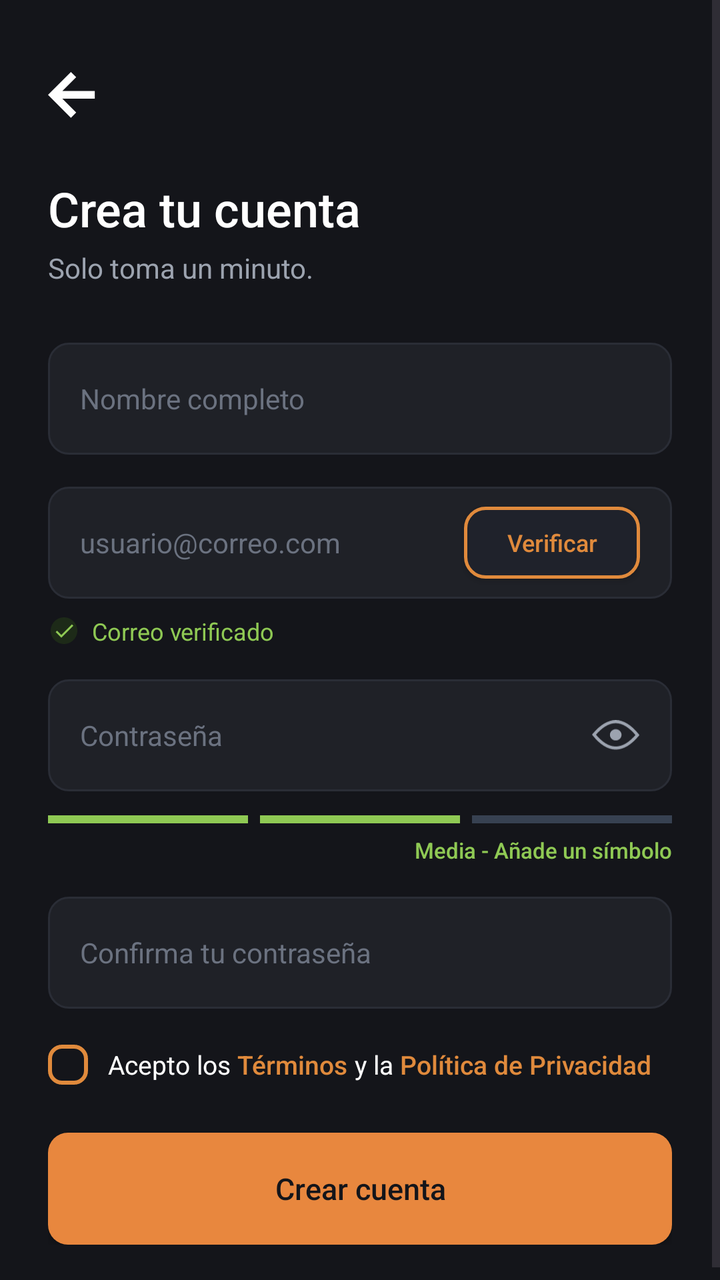
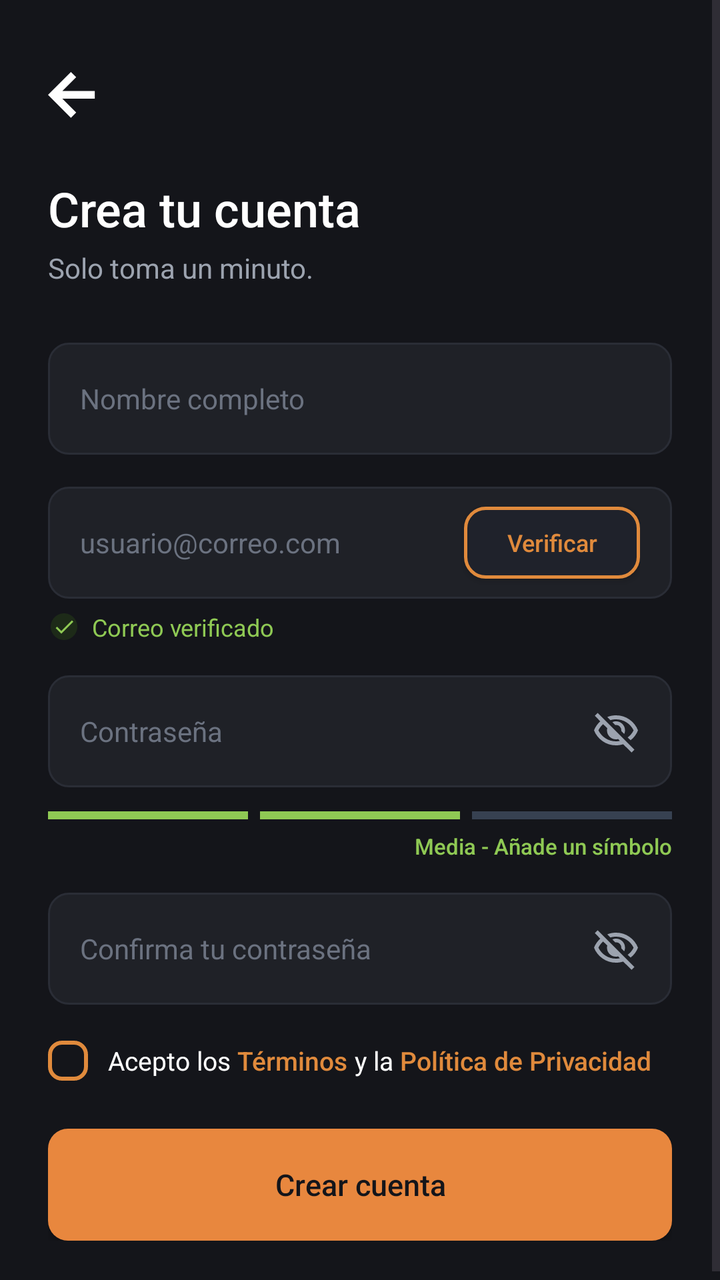

Compare the two renders of this Android layout. The source of the first and the diff that turns it into the second are given below.
<!-- AndroidManifest.xml: application theme Theme.MyApplication -->
<!-- res/layout/activity_register.xml -->
<?xml version="1.0" encoding="utf-8"?>
<ScrollView xmlns:android="http://schemas.android.com/apk/res/android"
    xmlns:app="http://schemas.android.com/apk/res-auto"
    xmlns:tools="http://schemas.android.com/tools"
    android:layout_width="match_parent"
    android:layout_height="match_parent"
    android:background="#14151A"
    android:fillViewport="true">

    <androidx.constraintlayout.widget.ConstraintLayout
        android:layout_width="match_parent"
        android:layout_height="wrap_content"
        android:paddingHorizontal="24dp"
        android:paddingTop="36dp"
        android:paddingBottom="24dp">

        
        <ImageView
            android:id="@+id/btnBack"
            android:layout_width="24dp"
            android:layout_height="24dp"
            android:src="@drawable/flecha"
            app:layout_constraintStart_toStartOf="parent"
            app:layout_constraintTop_toTopOf="parent"
            app:tint="#FFFFFF" />

        
        <TextView
            android:id="@+id/tvTitle"
            android:layout_width="wrap_content"
            android:layout_height="wrap_content"
            android:layout_marginTop="28dp"
            android:fontFamily="sans-serif-medium"
            android:text="Crea tu cuenta"
            android:textColor="#FFFFFF"
            android:textSize="24sp"
            app:layout_constraintStart_toStartOf="parent"
            app:layout_constraintTop_toBottomOf="@id/btnBack" />

        <TextView
            android:id="@+id/tvSubtitle"
            android:layout_width="wrap_content"
            android:layout_height="wrap_content"
            android:layout_marginTop="4dp"
            android:text="Solo toma un minuto."
            android:textColor="#9CA3AF"
            android:textSize="14sp"
            app:layout_constraintStart_toStartOf="parent"
            app:layout_constraintTop_toBottomOf="@id/tvTitle" />

        
        <EditText
            android:id="@+id/etFullName"
            android:layout_width="match_parent"
            android:layout_height="56dp"
            android:layout_marginTop="28dp"
            android:background="@drawable/bg_security_badge"
            android:hint="Nombre completo"
            android:inputType="textPersonName"
            android:paddingHorizontal="16dp"
            android:textColor="#FFFFFF"
            android:textColorHint="#6B7280"
            android:textSize="14sp"
            app:layout_constraintTop_toBottomOf="@id/tvSubtitle" />

        
        <androidx.constraintlayout.widget.ConstraintLayout
            android:id="@+id/layoutEmailContainer"
            android:layout_width="match_parent"
            android:layout_height="56dp"
            android:layout_marginTop="16dp"
            android:background="@drawable/bg_security_badge"
            android:paddingHorizontal="16dp"
            app:layout_constraintTop_toBottomOf="@id/etFullName">

            <EditText
                android:id="@+id/etEmail"
                android:layout_width="0dp"
                android:layout_height="match_parent"
                android:background="@null"
                android:hint="usuario@correo.com"
                android:inputType="textEmailAddress"
                android:textColor="#FFFFFF"
                android:textColorHint="#6B7280"
                android:textSize="14sp"
                app:layout_constraintEnd_toStartOf="@id/btnVerify"
                app:layout_constraintStart_toStartOf="parent" />

            
            <androidx.appcompat.widget.AppCompatButton
                android:id="@+id/btnVerify"
                android:layout_width="wrap_content"
                android:layout_height="36dp"
                android:background="@drawable/bg_button_orange_border"
                android:fontFamily="sans-serif-medium"
                android:paddingHorizontal="16dp"
                android:text="Verificar"
                android:textAllCaps="false"
                android:textColor="#E08A3C"
                android:textSize="12sp"
                app:backgroundTint="@null"
                app:layout_constraintBottom_toBottomOf="parent"
                app:layout_constraintEnd_toEndOf="parent"
                app:layout_constraintTop_toTopOf="parent" />
        </androidx.constraintlayout.widget.ConstraintLayout>

        
        <LinearLayout
            android:id="@+id/layoutEmailVerified"
            android:layout_width="wrap_content"
            android:layout_height="wrap_content"
            android:layout_marginTop="8dp"
            android:gravity="center_vertical"
            android:orientation="horizontal"
            app:layout_constraintStart_toStartOf="parent"
            app:layout_constraintTop_toBottomOf="@id/layoutEmailContainer">

            <ImageView
                android:layout_width="16dp"
                android:layout_height="16dp"
                android:src="@drawable/ic_check_circle" />

            <TextView
                android:layout_width="wrap_content"
                android:layout_height="wrap_content"
                android:layout_marginStart="6dp"
                android:text="Correo verificado"
                android:textColor="#8FC954"
                android:textSize="12sp" />
        </LinearLayout>

        
        <androidx.constraintlayout.widget.ConstraintLayout
            android:id="@+id/layoutPasswordContainer"
            android:layout_width="match_parent"
            android:layout_height="56dp"
            android:layout_marginTop="16dp"
            android:background="@drawable/bg_security_badge"
            android:paddingHorizontal="16dp"
            app:layout_constraintTop_toBottomOf="@id/layoutEmailVerified">

            <EditText
                android:id="@+id/etPassword"
                android:layout_width="0dp"
                android:layout_height="match_parent"
                android:background="@null"
                android:hint="Contraseña"
                android:inputType="textPassword"
                android:textColor="#FFFFFF"
                android:textColorHint="#6B7280"
                android:textSize="14sp"
                app:layout_constraintEnd_toStartOf="@id/ivTogglePassword"
                app:layout_constraintStart_toStartOf="parent" />

            <ImageView
                android:id="@+id/ivTogglePassword"
                android:layout_width="24dp"
                android:layout_height="24dp"
                android:src="@drawable/ojo"
                app:layout_constraintBottom_toBottomOf="parent"
                app:layout_constraintEnd_toEndOf="parent"
                app:layout_constraintTop_toTopOf="parent"
                app:tint="#9CA3AF" />
        </androidx.constraintlayout.widget.ConstraintLayout>

        
        <LinearLayout
            android:id="@+id/layoutPasswordStrength"
            android:layout_width="match_parent"
            android:layout_height="wrap_content"
            android:layout_marginTop="12dp"
            android:orientation="horizontal"
            app:layout_constraintTop_toBottomOf="@id/layoutPasswordContainer">

            <View
                android:layout_width="0dp"
                android:layout_height="4dp"
                android:layout_marginEnd="6dp"
                android:layout_weight="1"
                android:background="#8FC954" />

            <View
                android:layout_width="0dp"
                android:layout_height="4dp"
                android:layout_marginEnd="6dp"
                android:layout_weight="1"
                android:background="#8FC954" />

            <View
                android:layout_width="0dp"
                android:layout_height="4dp"
                android:layout_weight="1"
                android:background="#374151" />
        </LinearLayout>

        <TextView
            android:id="@+id/tvStrengthHint"
            android:layout_width="wrap_content"
            android:layout_height="wrap_content"
            android:layout_marginTop="6dp"
            android:fontFamily="sans-serif-medium"
            android:text="Media - Añade un símbolo"
            android:textColor="#8FC954"
            android:textSize="11sp"
            app:layout_constraintEnd_toEndOf="parent"
            app:layout_constraintTop_toBottomOf="@id/layoutPasswordStrength" />

        
        <EditText
            android:id="@+id/etConfirmPassword"
            android:layout_width="match_parent"
            android:layout_height="56dp"
            android:layout_marginTop="16dp"
            android:background="@drawable/bg_security_badge"
            android:hint="Confirma tu contraseña"
            android:inputType="textPassword"
            android:paddingHorizontal="16dp"
            android:textColor="#FFFFFF"
            android:textColorHint="#6B7280"
            android:textSize="14sp"
            app:layout_constraintTop_toBottomOf="@id/tvStrengthHint" />

        
        <LinearLayout
            android:id="@+id/layoutTerms"
            android:layout_width="match_parent"
            android:layout_height="wrap_content"
            android:layout_marginTop="18dp"
            android:gravity="center_vertical"
            android:orientation="horizontal"
            app:layout_constraintTop_toBottomOf="@id/etConfirmPassword">

            <CheckBox
                android:id="@+id/cbTerms"
                android:layout_width="20dp"
                android:layout_height="20dp"
                android:button="@drawable/custom_checkbox"
                app:buttonTint="#E08A3C"
                app:useMaterialThemeColors="false" />

            <TextView
                android:layout_width="wrap_content"
                android:layout_height="wrap_content"
                android:layout_marginStart="10dp"
                android:text="Acepto los "
                android:textColor="#FFFFFF"
                android:textSize="13sp" />

            <TextView
                android:layout_width="wrap_content"
                android:layout_height="wrap_content"
                android:fontFamily="sans-serif-medium"
                android:text="Términos"
                android:textColor="#E08A3C"
                android:textSize="13sp" />

            <TextView
                android:layout_width="wrap_content"
                android:layout_height="wrap_content"
                android:text=" y la "
                android:textColor="#FFFFFF"
                android:textSize="13sp" />

            <TextView
                android:layout_width="wrap_content"
                android:layout_height="wrap_content"
                android:fontFamily="sans-serif-medium"
                android:text="Política de Privacidad"
                android:textColor="#E08A3C"
                android:textSize="13sp" />
        </LinearLayout>

        
        <androidx.appcompat.widget.AppCompatButton
            android:id="@+id/btnCreateAccount"
            android:layout_width="match_parent"
            android:layout_height="56dp"
            android:layout_marginTop="24dp"
            android:background="@drawable/bg_primary_button"
            android:fontFamily="sans-serif-medium"
            android:text="Crear cuenta"
            android:textAllCaps="false"
            android:textColor="#14151A"
            android:textSize="15sp"
            app:backgroundTint="@null"
            app:layout_constraintTop_toBottomOf="@id/layoutTerms" />

    </androidx.constraintlayout.widget.ConstraintLayout>
</ScrollView>
<!-- resources referenced by this layout -->
<resources>
  <!-- drawable bg_button_orange_border (drawable) -->
  <?xml version="1.0" encoding="utf-8"?>
  <shape xmlns:android="http://schemas.android.com/apk/res/android"
      android:shape="rectangle">
  
      
      <solid android:color="#1F222B" />
  
      
      <corners android:radius="10dp" />
  
      
      <stroke
          android:width="1.5dp"
          android:color="#E08A3C" />
  
  </shape>
  <!-- drawable bg_primary_button (drawable) -->
  <?xml version="1.0" encoding="utf-8"?>
  <shape xmlns:android="http://schemas.android.com/apk/res/android"
      android:shape="rectangle">
      <corners android:radius="10dp" />
      <solid android:color="#E8873E" />
  </shape>
  <!-- drawable bg_security_badge (drawable) -->
  <?xml version="1.0" encoding="utf-8"?>
  <shape xmlns:android="http://schemas.android.com/apk/res/android"
      android:shape="rectangle">
      <solid android:color="#1F2127" />
      <stroke
          android:width="1dp"
          android:color="#2A2D36" />
      <corners android:radius="10dp" />
  </shape>
  <!-- drawable custom_checkbox (drawable) -->
  <?xml version="1.0" encoding="utf-8"?>
  <selector xmlns:android="http://schemas.android.com/apk/res/android">
      
      <item android:state_checked="true">
          <shape android:shape="rectangle">
              <solid android:color="#E08A3C" />
              <corners android:radius="6dp" />
              <size android:width="20dp" android:height="20dp" />
          </shape>
      </item>
  
      
      <item>
          <shape android:shape="rectangle">
              <solid android:color="@android:color/transparent" />
              <stroke android:width="2dp" android:color="#E08A3C" />
              <corners android:radius="6dp" />
              <size android:width="20dp" android:height="20dp" />
          </shape>
      </item>
  </selector>
  <!-- drawable flecha (drawable) -->
  <vector xmlns:android="http://schemas.android.com/apk/res/android"
      android:width="15dp"
      android:height="15dp"
      android:viewportWidth="15"
      android:viewportHeight="15">
    <path
        android:pathData="M7.159,14.318L0,7.159L7.159,-0L8.807,1.633L4.482,5.959H14.616V8.359H4.482L8.807,12.677L7.159,14.318Z"
        android:fillColor="#9A9A9A"/>
  </vector>
  <!-- drawable ojo (drawable) -->
  <vector xmlns:android="http://schemas.android.com/apk/res/android"
      android:width="19dp"
      android:height="12dp"
      android:viewportWidth="19"
      android:viewportHeight="12">
    <path
        android:pathData="M18.006,5.891C12.197,12.781 6.455,12.727 0.779,5.727C6.588,-1.163 12.33,-1.108 18.006,5.891Z"
        android:strokeWidth="1.2"
        android:fillColor="#00000000"
        android:strokeColor="#71717A"/>
    <path
        android:pathData="M9.414,3.587C8.145,3.575 7.107,4.56 7.095,5.787C7.084,7.015 8.102,8.019 9.371,8.031C10.64,8.044 11.678,7.058 11.689,5.831C11.701,4.604 10.682,3.599 9.414,3.587Z"
        android:fillColor="#71717A"/>
  </vector>
  <style name="Theme.MyApplication" parent="Base.Theme.MyApplication" />
  <style name="Base.Theme.MyApplication" parent="Theme.Material3.DayNight.NoActionBar">
          
          
      </style>
  <!-- unchanged entries left out for length: 1 -->
</resources>

<!-- the commit's change to res/layout/activity_register.xml (unified diff, before → after) -->
@@ -64,6 +64,18 @@
             app:layout_constraintTop_toBottomOf="@id/tvSubtitle" />
 
         
+        <TextView
+            android:id="@+id/tvFullNameError"
+            android:layout_width="wrap_content"
+            android:layout_height="wrap_content"
+            android:layout_marginTop="4dp"
+            android:textColor="#EF4444"
+            android:textSize="11sp"
+            android:visibility="gone"
+            app:layout_constraintStart_toStartOf="parent"
+            app:layout_constraintTop_toBottomOf="@id/etFullName" />
+
+        
         <androidx.constraintlayout.widget.ConstraintLayout
             android:id="@+id/layoutEmailContainer"
             android:layout_width="match_parent"
@@ -71,7 +83,7 @@
             android:layout_marginTop="16dp"
             android:background="@drawable/bg_security_badge"
             android:paddingHorizontal="16dp"
-            app:layout_constraintTop_toBottomOf="@id/etFullName">
+            app:layout_constraintTop_toBottomOf="@id/tvFullNameError">
 
             <EditText
                 android:id="@+id/etEmail"
@@ -105,15 +117,27 @@
         </androidx.constraintlayout.widget.ConstraintLayout>
 
         
+        <TextView
+            android:id="@+id/tvEmailError"
+            android:layout_width="wrap_content"
+            android:layout_height="wrap_content"
+            android:layout_marginTop="4dp"
+            android:textColor="#EF4444"
+            android:textSize="11sp"
+            android:visibility="gone"
+            app:layout_constraintStart_toStartOf="parent"
+            app:layout_constraintTop_toBottomOf="@id/layoutEmailContainer" />
+
+        
         <LinearLayout
             android:id="@+id/layoutEmailVerified"
             android:layout_width="wrap_content"
             android:layout_height="wrap_content"
-            android:layout_marginTop="8dp"
+            android:layout_marginTop="6dp"
             android:gravity="center_vertical"
             android:orientation="horizontal"
             app:layout_constraintStart_toStartOf="parent"
-            app:layout_constraintTop_toBottomOf="@id/layoutEmailContainer">
+            app:layout_constraintTop_toBottomOf="@id/tvEmailError">
 
             <ImageView
                 android:layout_width="16dp"
@@ -156,7 +180,7 @@
                 android:id="@+id/ivTogglePassword"
                 android:layout_width="24dp"
                 android:layout_height="24dp"
-                android:src="@drawable/ojo"
+                android:src="@drawable/ojo_cerrado"
                 app:layout_constraintBottom_toBottomOf="parent"
                 app:layout_constraintEnd_toEndOf="parent"
                 app:layout_constraintTop_toTopOf="parent"
@@ -206,19 +230,50 @@
             app:layout_constraintTop_toBottomOf="@id/layoutPasswordStrength" />
 
         
-        <EditText
-            android:id="@+id/etConfirmPassword"
+        <androidx.constraintlayout.widget.ConstraintLayout
+            android:id="@+id/layoutConfirmPasswordContainer"
             android:layout_width="match_parent"
             android:layout_height="56dp"
             android:layout_marginTop="16dp"
             android:background="@drawable/bg_security_badge"
-            android:hint="Confirma tu contraseña"
-            android:inputType="textPassword"
             android:paddingHorizontal="16dp"
-            android:textColor="#FFFFFF"
-            android:textColorHint="#6B7280"
-            android:textSize="14sp"
-            app:layout_constraintTop_toBottomOf="@id/tvStrengthHint" />
+            app:layout_constraintTop_toBottomOf="@id/tvStrengthHint">
+
+            <EditText
+                android:id="@+id/etConfirmPassword"
+                android:layout_width="0dp"
+                android:layout_height="match_parent"
+                android:background="@null"
+                android:hint="Confirma tu contraseña"
+                android:inputType="textPassword"
+                android:textColor="#FFFFFF"
+                android:textColorHint="#6B7280"
+                android:textSize="14sp"
+                app:layout_constraintEnd_toStartOf="@id/ivToggleConfirmPassword"
+                app:layout_constraintStart_toStartOf="parent" />
+
+            <ImageView
+                android:id="@+id/ivToggleConfirmPassword"
+                android:layout_width="24dp"
+                android:layout_height="24dp"
+                android:src="@drawable/ojo_cerrado"
+                app:layout_constraintBottom_toBottomOf="parent"
+                app:layout_constraintEnd_toEndOf="parent"
+                app:layout_constraintTop_toTopOf="parent"
+                app:tint="#9CA3AF" />
+        </androidx.constraintlayout.widget.ConstraintLayout>
+
+        
+        <TextView
+            android:id="@+id/tvConfirmPasswordError"
+            android:layout_width="wrap_content"
+            android:layout_height="wrap_content"
+            android:layout_marginTop="4dp"
+            android:textColor="#EF4444"
+            android:textSize="11sp"
+            android:visibility="gone"
+            app:layout_constraintStart_toStartOf="parent"
+            app:layout_constraintTop_toBottomOf="@id/layoutConfirmPasswordContainer" />
 
         
         <LinearLayout
@@ -228,15 +283,15 @@
             android:layout_marginTop="18dp"
             android:gravity="center_vertical"
             android:orientation="horizontal"
-            app:layout_constraintTop_toBottomOf="@id/etConfirmPassword">
+            app:layout_constraintTop_toBottomOf="@id/tvConfirmPasswordError">
 
             <CheckBox
                 android:id="@+id/cbTerms"
                 android:layout_width="20dp"
                 android:layout_height="20dp"
+                android:background="@android:color/transparent"
                 android:button="@drawable/custom_checkbox"
-                app:buttonTint="#E08A3C"
-                app:useMaterialThemeColors="false" />
+                app:buttonTint="@null" />
 
             <TextView
                 android:layout_width="wrap_content"
<!-- resource entries referenced after the edit -->
@@ -37,13 +37,20 @@
   <!-- drawable custom_checkbox (drawable) -->
   <?xml version="1.0" encoding="utf-8"?>
   <selector xmlns:android="http://schemas.android.com/apk/res/android">
+  
       
       <item android:state_checked="true">
-          <shape android:shape="rectangle">
-              <solid android:color="#E08A3C" />
-              <corners android:radius="6dp" />
-              <size android:width="20dp" android:height="20dp" />
-          </shape>
+          <layer-list>
+              <item>
+                  <shape android:shape="rectangle">
+                      <solid android:color="#E08A3C" />
+                      
+                      <corners android:radius="6dp" />
+                      <size android:width="20dp" android:height="20dp" />
+                  </shape>
+              </item>
+              <item android:gravity="center" android:drawable="@drawable/ic_check" />
+          </layer-list>
       </item>
   
       
@@ -66,22 +73,27 @@
         android:pathData="M7.159,14.318L0,7.159L7.159,-0L8.807,1.633L4.482,5.959H14.616V8.359H4.482L8.807,12.677L7.159,14.318Z"
         android:fillColor="#9A9A9A"/>
   </vector>
-  <!-- drawable ojo (drawable) -->
+  <!-- drawable ojo_cerrado (drawable) -->
   <vector xmlns:android="http://schemas.android.com/apk/res/android"
-      android:width="19dp"
-      android:height="12dp"
-      android:viewportWidth="19"
-      android:viewportHeight="12">
+      android:width="24dp"
+      android:height="24dp"
+      android:viewportWidth="960"
+      android:viewportHeight="960">
     <path
-        android:pathData="M18.006,5.891C12.197,12.781 6.455,12.727 0.779,5.727C6.588,-1.163 12.33,-1.108 18.006,5.891Z"
-        android:strokeWidth="1.2"
-        android:fillColor="#00000000"
-        android:strokeColor="#71717A"/>
-    <path
-        android:pathData="M9.414,3.587C8.145,3.575 7.107,4.56 7.095,5.787C7.084,7.015 8.102,8.019 9.371,8.031C10.64,8.044 11.678,7.058 11.689,5.831C11.701,4.604 10.682,3.599 9.414,3.587Z"
+        android:pathData="m644,532 l-58,-58q9,-47 -27,-88t-93,-32l-58,-58q17,-8 34.5,-12t37.5,-4q75,0 127.5,52.5T660,460q0,20 -4,37.5T644,532ZM772,658 L714,602q38,-29 67.5,-63.5T832,460q-50,-101 -143.5,-160.5T480,240q-29,0 -57,4t-55,12l-62,-62q41,-17 84,-25.5t90,-8.5q151,0 269,83.5T920,460q-23,59 -60.5,109.5T772,658ZM792,904L624,738q-35,11 -70.5,16.5T480,760q-151,0 -269,-83.5T40,460q21,-53 53,-98.5t73,-81.5L56,168l56,-56 736,736 -56,56ZM222,336q-29,26 -53,57t-41,67q50,101 143.5,160.5T480,680q20,0 39,-2.5t39,-5.5l-36,-38q-11,3 -21,4.5t-21,1.5q-75,0 -127.5,-52.5T300,460q0,-11 1.5,-21t4.5,-21l-84,-82ZM541,429ZM390,504Z"
         android:fillColor="#71717A"/>
   </vector>
   <style name="Theme.MyApplication" parent="Base.Theme.MyApplication" />
+  <!-- drawable ic_check (drawable) -->
+  <vector xmlns:android="http://schemas.android.com/apk/res/android"
+      android:width="18dp"
+      android:height="18dp"
+      android:viewportWidth="24"
+      android:viewportHeight="24">
+      <path
+          android:fillColor="#FFFFFF"
+          android:pathData="M9,16.2L4.8,12l-1.4,1.4L9,19 21,7l-1.4,-1.4L9,16.2z"/>
+  </vector>
   <style name="Base.Theme.MyApplication" parent="Theme.Material3.DayNight.NoActionBar">
           
           
